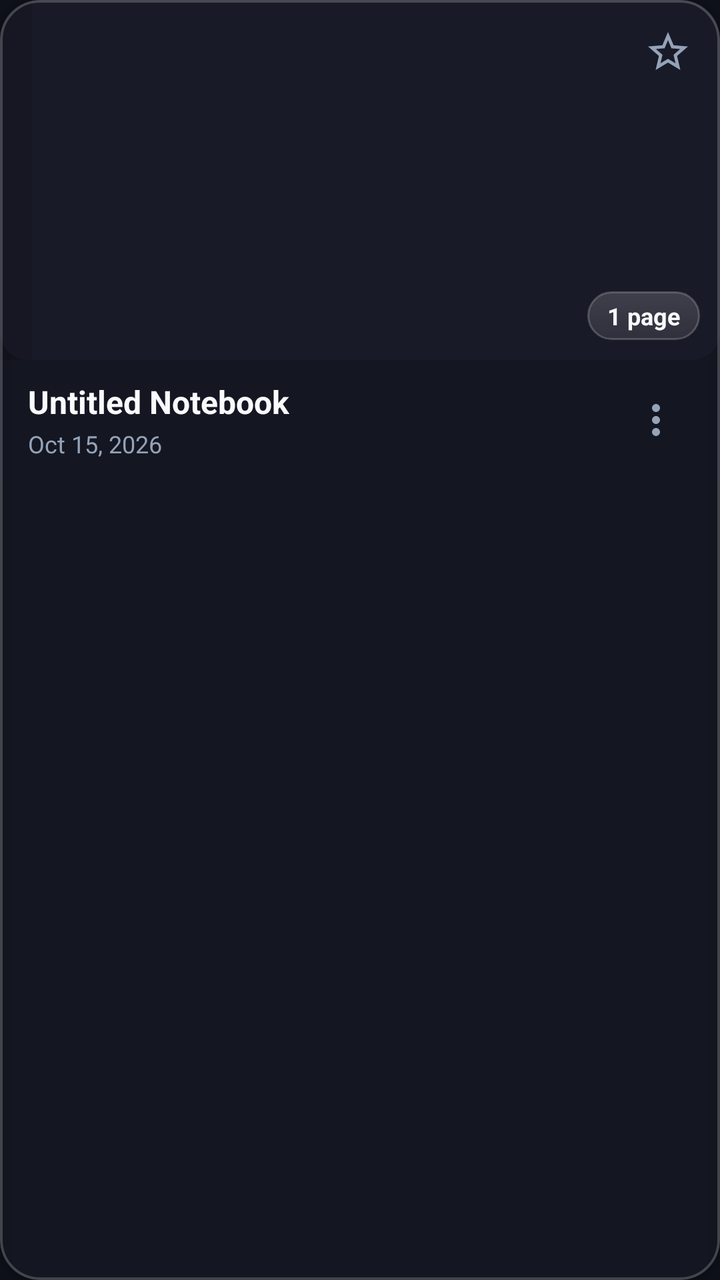
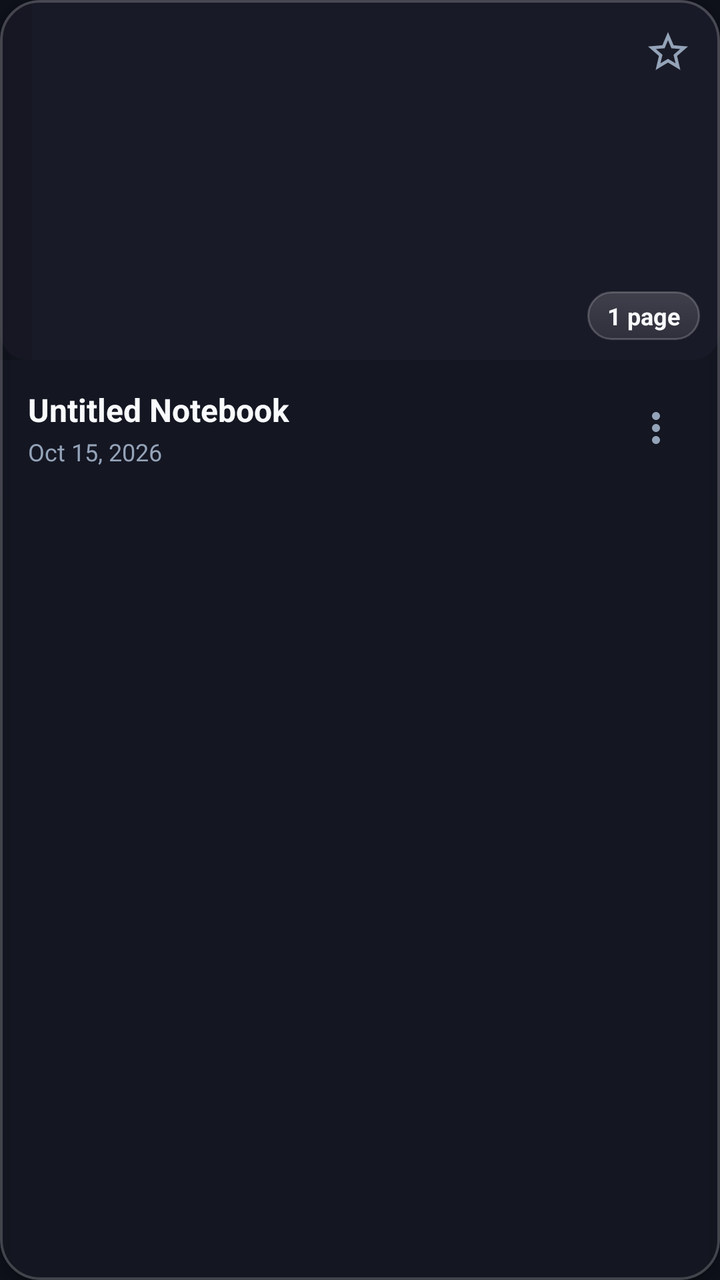

An Android layout rendered at two revisions. The XML below is the earlier revision; the diff shows what the commit changed to produce the second picture.
<!-- AndroidManifest.xml: application theme Theme.OpenNotes -->
<!-- res/layout/item_notebook_grid.xml -->
<?xml version="1.0" encoding="utf-8"?>
<com.google.android.material.card.MaterialCardView xmlns:android="http://schemas.android.com/apk/res/android"
    xmlns:app="http://schemas.android.com/apk/res-auto"
    android:id="@+id/notebookCard"
    android:layout_width="match_parent"
    android:layout_height="wrap_content"
    android:layout_margin="8dp"
    app:cardCornerRadius="20dp"
    app:cardElevation="4dp"
    app:cardBackgroundColor="#801C1E2A"
    app:strokeWidth="1.2dp"
    app:strokeColor="#33FFFFFF"
    android:clickable="true"
    android:focusable="true">

    <LinearLayout
        android:layout_width="match_parent"
        android:layout_height="wrap_content"
        android:orientation="vertical">

        
        <FrameLayout
            android:id="@+id/coverContainer"
            android:layout_width="match_parent"
            android:layout_height="@dimen/home_notebook_cover_height"
            android:background="@drawable/bg_notebook_cover">

            
            <View
                android:layout_width="16dp"
                android:layout_height="match_parent"
                android:background="#22000000" />

            
            <ImageView
                android:id="@+id/checkSelect"
                android:layout_width="32dp"
                android:layout_height="32dp"
                android:layout_gravity="top|start"
                android:layout_margin="10dp"
                android:padding="2dp"
                android:src="@drawable/ic_check_circle_outline"
                android:visibility="gone"
                android:contentDescription="Select notebook" />

            <ImageView
                android:id="@+id/iconPinned"
                android:layout_width="32dp"
                android:layout_height="32dp"
                android:layout_gravity="top|start"
                android:layout_margin="8dp"
                android:padding="7dp"
                android:src="@drawable/ic_push_pin"
                android:contentDescription="Pinned notebook"
                app:tint="#38BDF8"
                android:visibility="gone" />

            
            <TextView
                android:id="@+id/textPagesBadge"
                android:layout_width="wrap_content"
                android:layout_height="wrap_content"
                android:layout_gravity="bottom|end"
                android:layout_margin="10dp"
                android:background="@drawable/bg_search_bar"
                android:paddingHorizontal="10dp"
                android:paddingVertical="4dp"
                android:text="1 page"
                android:textColor="@color/text_primary"
                android:textSize="12sp"
                android:textStyle="bold" />

            
            <ImageView
                android:id="@+id/btnFavorite"
                android:layout_width="36dp"
                android:layout_height="36dp"
                android:layout_gravity="top|end"
                android:layout_margin="8dp"
                android:padding="6dp"
                android:src="@drawable/ic_star_outline"
                app:tint="@color/text_secondary"
                android:background="?selectableItemBackgroundBorderless" />
        </FrameLayout>

        
        <LinearLayout
            android:layout_width="match_parent"
            android:layout_height="wrap_content"
            android:orientation="horizontal"
            android:paddingHorizontal="14dp"
            android:paddingVertical="10dp"
            android:gravity="center_vertical"
            android:background="#66141624">

            <LinearLayout
                android:layout_width="0dp"
                android:layout_height="wrap_content"
                android:layout_weight="1"
                android:orientation="vertical">

                <TextView
                    android:id="@+id/textNotebookTitle"
                    android:layout_width="wrap_content"
                    android:layout_height="wrap_content"
                    android:text="Untitled Notebook"
                    android:textColor="@color/text_primary"
                    android:textSize="@dimen/home_notebook_title_text_size"
                    android:textStyle="bold"
                    android:maxLines="1"
                    android:ellipsize="end" />

                <TextView
                    android:id="@+id/textNotebookDate"
                    android:layout_width="wrap_content"
                    android:layout_height="wrap_content"
                    android:text="Oct 15, 2026"
                    android:textColor="@color/text_secondary"
                    android:textSize="@dimen/home_notebook_date_text_size"
                    android:layout_marginTop="2dp" />
            </LinearLayout>

            <ImageView
                android:id="@+id/btnMore"
                android:layout_width="36dp"
                android:layout_height="36dp"
                android:padding="6dp"
                android:src="@drawable/ic_more_vert"
                app:tint="@color/text_secondary"
                android:background="?selectableItemBackgroundBorderless" />
        </LinearLayout>

    </LinearLayout>

</com.google.android.material.card.MaterialCardView>
<!-- resources referenced by this layout -->
<resources>
  <color name="text_primary">#F8FAFC</color>
  <color name="text_secondary">#94A3B8</color>
  <dimen name="home_notebook_cover_height">180dp</dimen>
  <dimen name="home_notebook_date_text_size">12sp</dimen>
  <dimen name="home_notebook_title_text_size">16sp</dimen>
  <!-- drawable bg_notebook_cover (drawable) -->
  <?xml version="1.0" encoding="utf-8"?>
  <shape xmlns:android="http://schemas.android.com/apk/res/android"
      android:shape="rectangle">
      <corners android:radius="14dp" />
      <solid android:color="@color/surface" />
  </shape>
  <!-- drawable bg_search_bar (drawable) -->
  <?xml version="1.0" encoding="utf-8"?>
  <shape xmlns:android="http://schemas.android.com/apk/res/android"
      android:shape="rectangle">
      <corners android:radius="24dp" />
      <gradient
          android:angle="270"
          android:startColor="#29FFFFFF"
          android:endColor="#18FFFFFF"
          android:type="linear" />
      <stroke
          android:width="1dp"
          android:color="#33FFFFFF" />
  </shape>
  <!-- drawable ic_check_circle_outline (drawable) -->
  <vector xmlns:android="http://schemas.android.com/apk/res/android"
      android:width="24dp"
      android:height="24dp"
      android:viewportWidth="24"
      android:viewportHeight="24">
      <path
          android:fillColor="#00000000"
          android:strokeColor="#94A3B8"
          android:strokeWidth="2"
          android:pathData="M12,2C6.48,2 2,6.48 2,12s4.48,10 10,10 10,-4.48 10,-10S17.52,2 12,2z" />
  </vector>
  <!-- drawable ic_push_pin (drawable) -->
  <vector xmlns:android="http://schemas.android.com/apk/res/android"
      android:width="24dp"
      android:height="24dp"
      android:viewportWidth="24"
      android:viewportHeight="24">
      <path
          android:fillColor="#FFFFFFFF"
          android:pathData="M16,9V4l1,-1V2H7v1l1,1v5c0,1.66 -1.34,3 -3,3v2h6v8l1,1 1,-1v-8h6v-2c-1.66,0 -3,-1.34 -3,-3z" />
  </vector>
  <color name="surface">#D91A1C28</color>
  <color name="accent">#38BDF8</color>
  <color name="accent_light">#1E293B</color>
  <color name="accent_blue">#3B82F6</color>
  <color name="surface_variant">#80181A26</color>
  <color name="window_background">#0E111A</color>
  <color name="divider">#33FFFFFF</color>
  <style name="Animation.OpenNotes.Activity" parent="@android:style/Animation.Activity">
          <item name="android:activityOpenEnterAnimation">@anim/activity_open_enter</item>
          <item name="android:activityOpenExitAnimation">@anim/activity_open_exit</item>
          <item name="android:activityCloseEnterAnimation">@anim/activity_close_enter</item>
          <item name="android:activityCloseExitAnimation">@anim/activity_close_exit</item>
      </style>
  <color name="surface_card">#E6202232</color>
  <style name="Widget.OpenNotes.DialogButton.Positive" parent="Widget.Material3.Button.TextButton.Dialog">
          <item name="android:textColor">@color/accent</item>
          <item name="android:textStyle">bold</item>
          <item name="android:textSize">14sp</item>
          <item name="android:textAllCaps">false</item>
      </style>
  <style name="Widget.OpenNotes.DialogButton.Negative" parent="Widget.Material3.Button.TextButton.Dialog">
          <item name="android:textColor">@color/text_primary</item>
          <item name="android:textStyle">bold</item>
          <item name="android:textSize">14sp</item>
          <item name="android:textAllCaps">false</item>
      </style>
  <style name="Widget.OpenNotes.DialogButton.Neutral" parent="Widget.Material3.Button.TextButton.Dialog">
          <item name="android:textColor">@color/text_secondary</item>
          <item name="android:textSize">14sp</item>
          <item name="android:textAllCaps">false</item>
      </style>
  <!-- unchanged entries left out for length: 4 -->
</resources>

<!-- the commit's change to res/layout/item_notebook_grid.xml (unified diff, before → after) -->
@@ -86,7 +86,7 @@
         
         <LinearLayout
             android:layout_width="match_parent"
-            android:layout_height="wrap_content"
+            android:layout_height="@dimen/home_notebook_info_height"
             android:orientation="horizontal"
             android:paddingHorizontal="14dp"
             android:paddingVertical="10dp"
<!-- resource entries referenced after the edit -->
@@ -4,6 +4,7 @@
   <color name="text_secondary">#94A3B8</color>
   <dimen name="home_notebook_cover_height">180dp</dimen>
   <dimen name="home_notebook_date_text_size">12sp</dimen>
+  <dimen name="home_notebook_info_height">68dp</dimen>
   <dimen name="home_notebook_title_text_size">16sp</dimen>
   <!-- drawable bg_notebook_cover (drawable) -->
   <?xml version="1.0" encoding="utf-8"?>
